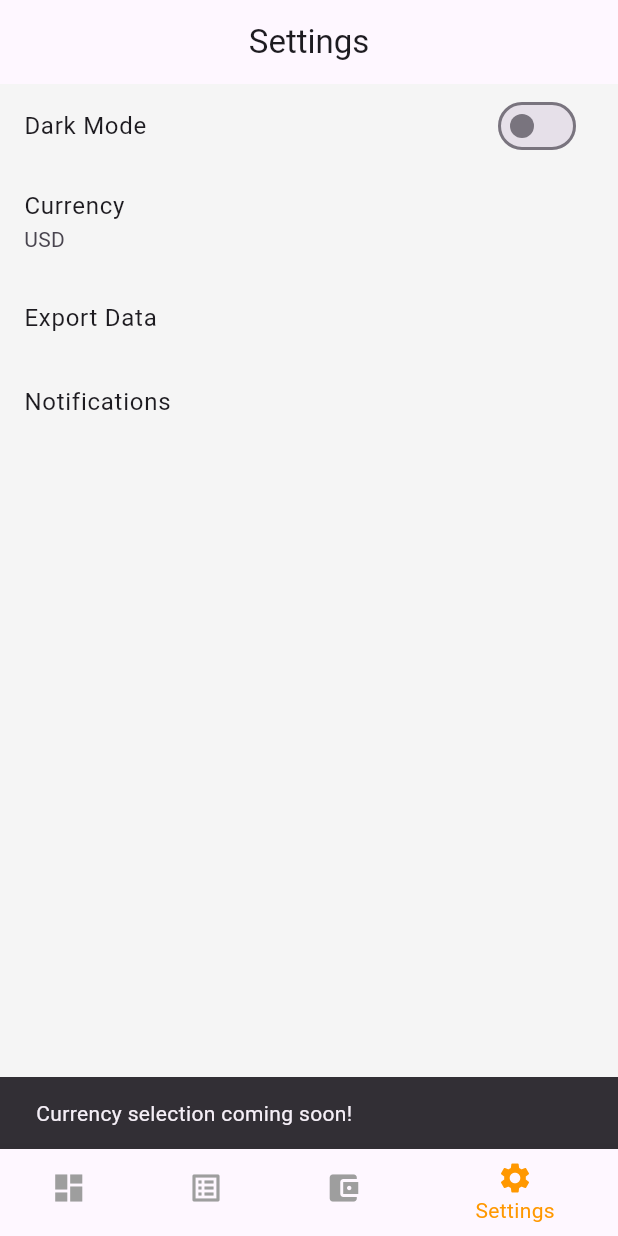
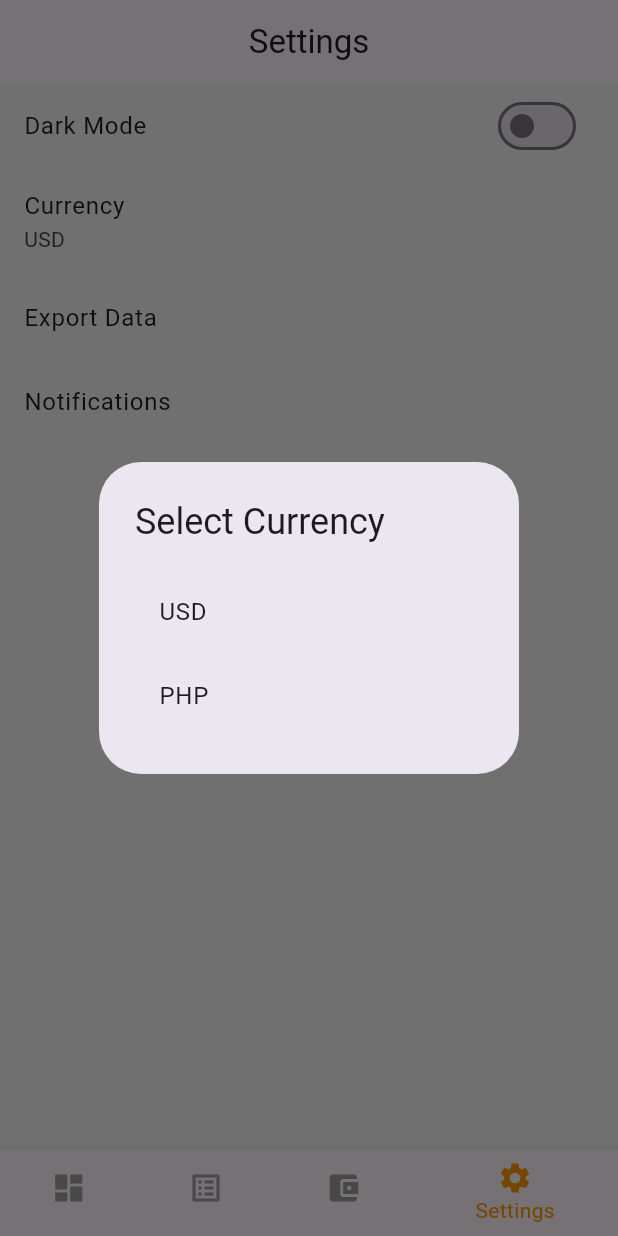
Before and after one commit to Meteornkr/flutter_budget_tracker, a Flutter app: the screen it shows after launch, item 4 of the bottom bar chosen, after a tap on "Currency", on a phone screen of 412 x 824 dp. Run offline on Flutter 3.47's test engine with Material 3 defaults, Android fonts, the phone set to English and light mode, and no system bars; our stand-ins replace fl_chart, hive, hive_flutter, shared_preferences; accounts and stored records are empty; generated files the repository leaves out were written again.

Commit message:
added currency provider lines

```diff
--- a/lib/main.dart
+++ b/lib/main.dart
@@ -11,6 +11,7 @@ import 'screens/transactions_screen.dart';
 import 'screens/budgets_screen.dart';
 import 'screens/settings_screen.dart';
 import 'providers/theme_provider.dart';
+import 'providers/currency_provider.dart';
 
 void main() async {
   // Initialize Hive for local database
@@ -25,8 +26,11 @@ void main() async {
   await Hive.openBox<Budget>('budgets');
 
   runApp(
-    ChangeNotifierProvider(
-      create: (context) => ThemeProvider(),
+    MultiProvider(
+      providers: [
+        ChangeNotifierProvider(create: (context) => ThemeProvider()),
+        ChangeNotifierProvider(create: (context) => CurrencyProvider()), // Add the new provider
+      ],
       child: const BudgetTrackerApp(),
     ),
   );
--- /dev/null
+++ b/lib/providers/currency_provider.dart
@@ -0,0 +1,34 @@
+import 'package:flutter/material.dart';
+import 'package:shared_preferences/shared_preferences.dart';
+
+class CurrencyProvider extends ChangeNotifier {
+  String _selectedCurrency = 'USD';
+
+  final Map<String, String> _currencySymbols = {
+    'USD': '\$',
+    'PHP': '₱',
+  };
+
+  CurrencyProvider() {
+    _loadCurrency();
+  }
+
+  String get selectedCurrency => _selectedCurrency;
+  String get selectedCurrencySymbol => _currencySymbols[_selectedCurrency] ?? '\$';
+  List<String> get availableCurrencies => _currencySymbols.keys.toList();
+
+  Future<void> _loadCurrency() async {
+    final prefs = await SharedPreferences.getInstance();
+    _selectedCurrency = prefs.getString('currency') ?? 'USD';
+    notifyListeners();
+  }
+
+  Future<void> setSelectedCurrency(String currencyCode) async {
+    if (_currencySymbols.containsKey(currencyCode)) {
+      _selectedCurrency = currencyCode;
+      final prefs = await SharedPreferences.getInstance();
+      await prefs.setString('currency', currencyCode);
+      notifyListeners();
+    }
+  }
+}
--- a/lib/screens/settings_screen.dart
+++ b/lib/screens/settings_screen.dart
@@ -2,6 +2,7 @@
 import 'package:flutter/material.dart';
 import 'package:provider/provider.dart';
 import '../providers/theme_provider.dart';
+import '../providers/currency_provider.dart';
 
 class SettingsScreen extends StatelessWidget {
   const SettingsScreen({super.key});
@@ -9,6 +10,7 @@ class SettingsScreen extends StatelessWidget {
   @override
   Widget build(BuildContext context) {
     final themeProvider = Provider.of<ThemeProvider>(context);
+    final currencyProvider = Provider.of<CurrencyProvider>(context);
 
     return Scaffold(
       appBar: AppBar(
@@ -28,13 +30,8 @@ class SettingsScreen extends StatelessWidget {
           ),
           ListTile(
             title: const Text('Currency'),
-            subtitle: const Text('USD'), // Placeholder
-            onTap: () {
-              // TODO: Implement currency selection
-              ScaffoldMessenger.of(context).showSnackBar(
-                const SnackBar(content: Text('Currency selection coming soon!')),
-              );
-            },
+            subtitle: Text(currencyProvider.selectedCurrency), // Show current currency
+            onTap: () => _showCurrencySelectionDialog(context, currencyProvider),
           ),
           ListTile(
             title: const Text('Export Data'),
@@ -58,4 +55,32 @@ class SettingsScreen extends StatelessWidget {
       ),
     );
   }
+
+  void _showCurrencySelectionDialog(BuildContext context, CurrencyProvider provider) {
+    showDialog(
+      context: context,
+      builder: (BuildContext context) {
+        return AlertDialog(
+          title: const Text('Select Currency'),
+          content: SizedBox(
+            width: double.minPositive,
+            child: ListView.builder(
+              shrinkWrap: true,
+              itemCount: provider.availableCurrencies.length,
+              itemBuilder: (BuildContext context, int index) {
+                final currencyCode = provider.availableCurrencies[index];
+                return ListTile(
+                  title: Text(currencyCode),
+                  onTap: () {
+                    provider.setSelectedCurrency(currencyCode);
+                    Navigator.of(context).pop();
+                  },
+                );
+              },
+            ),
+          ),
+        );
+      },
+    );
+  }
 }
--- a/pubspec.yaml
+++ b/pubspec.yaml
@@ -17,6 +17,7 @@ dependencies:
   intl: ^0.18.0
   fl_chart: ^0.68.0
   uuid: ^3.0.7
+  shared_preferences: ^2.2.3
 
 dev_dependencies:
   flutter_test:
```
Also changed, not shown: 1 other file.
